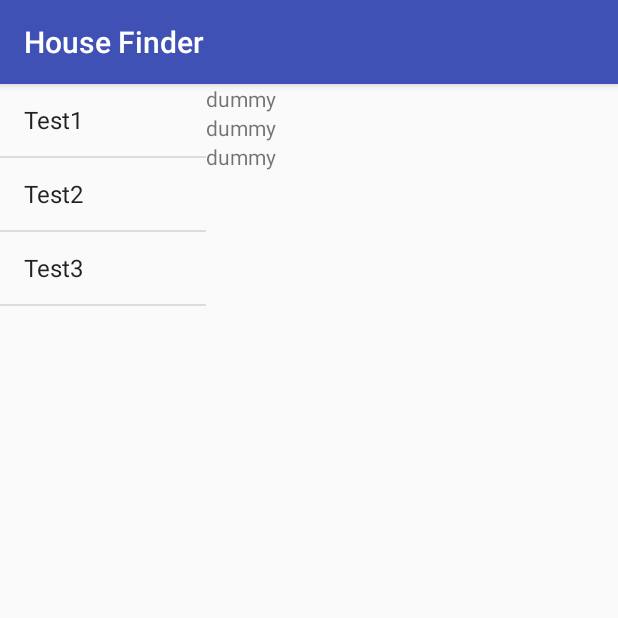
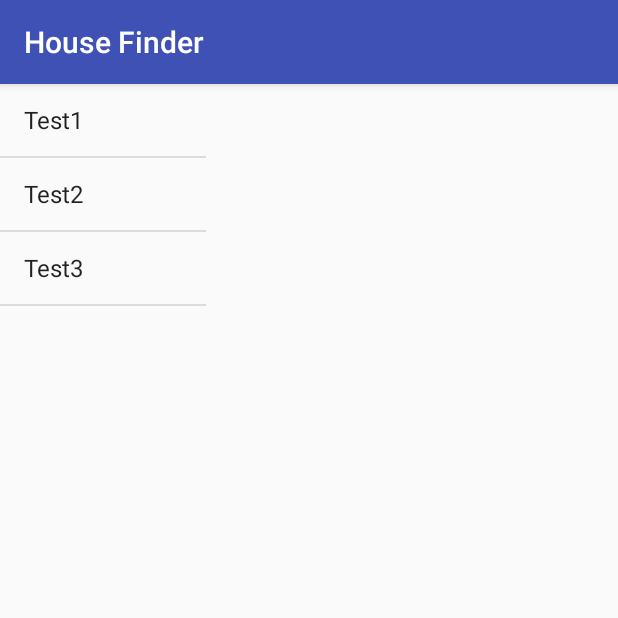
Before and after one commit to zwpdbh/HouseFinder, an Android app: the SavedHouse screen opened directly, with no data from a screen before it, on a phone screen of 412 x 824 dp, the top half of it. Run offline under Robolectric (Android 15) with nearby library versions, the light colour scheme and no system bars.

Commit message:
Using fragment transactions

```diff
--- a/app/src/main/res/layout/activity_saved_house.xml
+++ b/app/src/main/res/layout/activity_saved_house.xml
@@ -12,11 +12,16 @@
         android:id="@+id/house_list_frag"
         android:layout_weight="1"/>
 
-    <fragment
-        class="com.otago.zw.housefinder.DetailFragment"
+    <!--<fragment-->
+        <!--class="com.otago.zw.housefinder.DetailFragment"-->
+        <!--android:layout_width="0dp"-->
+        <!--android:layout_height="match_parent"-->
+        <!--android:id="@+id/house_detail_frag"-->
+        <!--android:layout_weight="2"/>-->
+    <FrameLayout
+        android:id="@+id/fragment_container"
         android:layout_width="0dp"
         android:layout_height="match_parent"
-        android:id="@+id/house_detail_frag"
         android:layout_weight="2"/>
 
 </LinearLayout>
```
